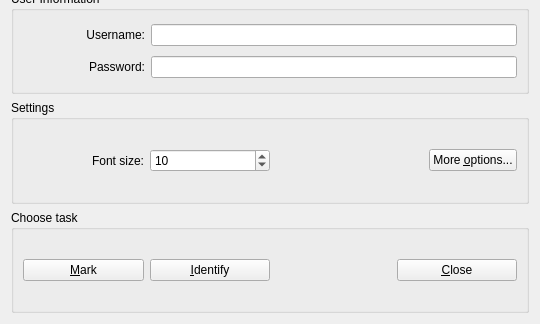
First picture: the form in qtCreatorFiles/ui_chooser.ui, repository plomgrading/plom, before the edit; both pictures show x 0 to 540 and y 248 to 572 of the 540 by 572 pixel window.
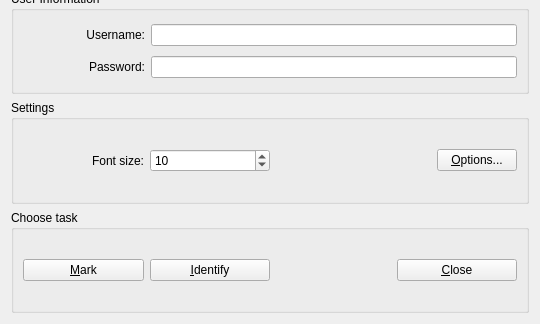
Second picture: the form after the edit.

Commit message: Rename button from "More options" to "Options"

The edit to the form file:
```diff
--- a/qtCreatorFiles/ui_chooser.ui
+++ b/qtCreatorFiles/ui_chooser.ui
@@ -268,7 +268,7 @@
         <item>
          <widget class="QPushButton" name="optionsButton">
           <property name="text">
-           <string>More &amp;options...</string>
+           <string>&amp;Options...</string>
           </property>
          </widget>
         </item>
```
The commit also changes 1 other file.
